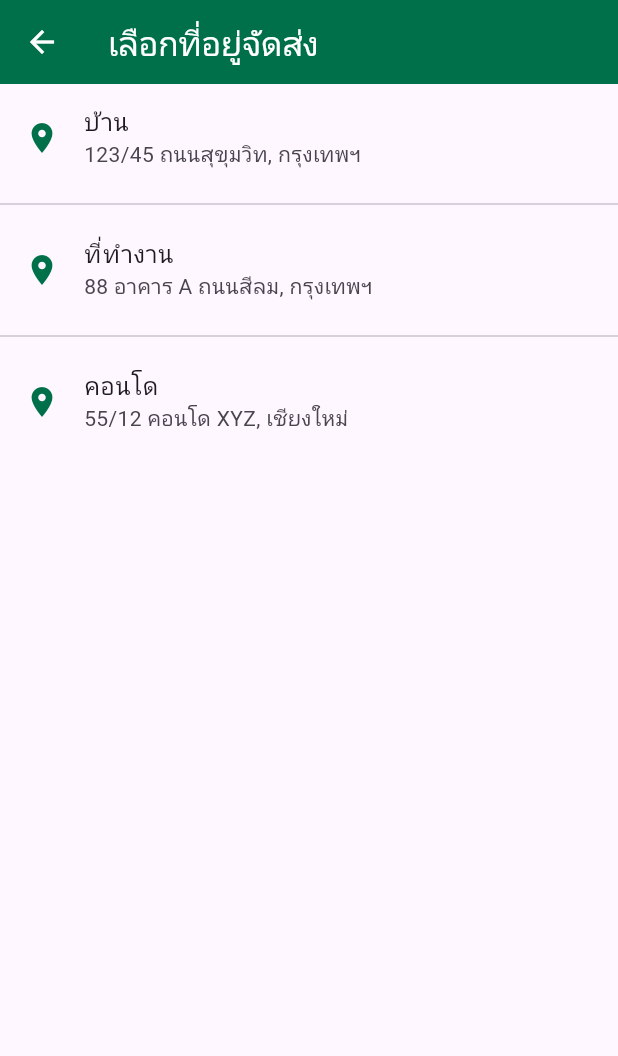
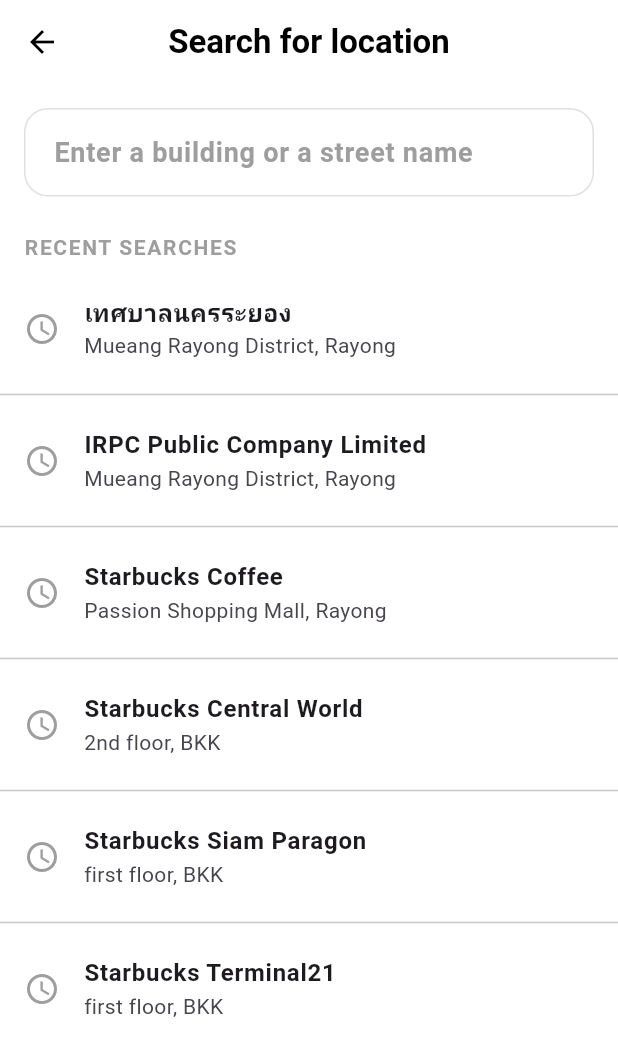
Before and after one commit to Bellalahlalah/starbucks_app, a Flutter app: the OrderAddressScreen screen opened by its route, on a phone screen of 412 x 824 dp. Shown: the top 1056 px of the screen. Run offline on Flutter 3.47's test engine with Material 3 defaults, Android fonts, the light colour scheme and no system bars; our stand-ins replace get, google_maps_flutter; missing offline and left inert: mobile_scanner; accounts and stored records are empty.

Commit message:
add adress map

```diff
--- a/lib/data/mock_address_service.dart
+++ b/lib/data/mock_address_service.dart
@@ -1,16 +1,54 @@
 class Address {
   final String name;
   final String detail;
+  final double lat;
+  final double lng;
 
-  Address({required this.name, required this.detail});
+  Address(
+      {required this.name,
+      required this.detail,
+      required this.lat,
+      required this.lng});
 }
 
 class MockAddressService {
-  static List<Address> getAddresses() {
-    return [
-      Address(name: 'บ้าน', detail: '123/45 ถนนสุขุมวิท, กรุงเทพฯ'),
-      Address(name: 'ที่ทำงาน', detail: '88 อาคาร A ถนนสีลม, กรุงเทพฯ'),
-      Address(name: 'คอนโด', detail: '55/12 คอนโด XYZ, เชียงใหม่'),
-    ];
-  }
+  static List<Address> getAddresses() => [
+        Address(
+          name: 'เทศบาลนครระยอง',
+          detail: 'Mueang Rayong District, Rayong',
+          lat: 12.6814,
+          lng: 101.2777,
+        ),
+        Address(
+          name: 'IRPC Public Company Limited',
+          detail: 'Mueang Rayong District, Rayong',
+          lat: 12.6625018,
+          lng: 101.3082660,
+        ),
+        Address(
+          name: 'Starbucks Coffee',
+          detail: 'Passion Shopping Mall, Rayong',
+          lat: 12.6832267,
+          lng: 101.2486582,
+        ),
+        Address(
+          name: 'Starbucks Central World',
+          detail: '2nd floor, BKK',
+          lat: 13.7447428,
+          lng: 100.5401896,
+        ),
+        Address(
+          name: 'Starbucks Siam Paragon',
+          detail: 'first floor, BKK',
+          lat: 13.7456498,
+          lng: 100.5345392,
+        ),
+        Address(
+          name: 'Starbucks Terminal21',
+          detail: 'first floor, BKK',
+          lat: 13.7374590,
+          lng: 100.5601704,
+        ),
+        // เพิ่ม mock address อื่นๆ ได้
+      ];
 }
--- a/lib/pages/order_address_screen.dart
+++ b/lib/pages/order_address_screen.dart
@@ -1,5 +1,6 @@
 import 'package:flutter/material.dart';
 import 'package:starbucks_app/data/mock_address_service.dart';
+import 'package:starbucks_app/pages/widgets/order_map_screen.dart';
 
 class OrderAddressScreen extends StatelessWidget {
   const OrderAddressScreen({super.key});
@@ -10,36 +11,94 @@
 
     return Scaffold(
       appBar: AppBar(
-        //icon back button
+        backgroundColor: Colors.white,
+        elevation: 0,
         leading: IconButton(
-          icon: const Icon(Icons.arrow_back, color: Colors.white),
-          onPressed: () {
-            Navigator.of(context).pop();
-          },
+          icon: const Icon(Icons.arrow_back, color: Colors.black),
+          onPressed: () => Navigator.of(context).pop(),
         ),
         title: const Text(
-          'เลือกที่อยู่จัดส่ง',
-          style: TextStyle(color: Colors.white),
+          'Search for location',
+          style: TextStyle(color: Colors.black, fontWeight: FontWeight.bold),
         ),
-        backgroundColor: const Color(0xFF00704A),
+        centerTitle: true,
       ),
-      body: ListView.separated(
+      backgroundColor: Colors.white,
+      body: Column(
+        crossAxisAlignment: CrossAxisAlignment.start,
+        children: [
+          // Search box
+          Padding(
+            padding: const EdgeInsets.fromLTRB(16, 16, 16, 0),
+            child: TextField(
+              enabled: false,
+              decoration: InputDecoration(
+                hintText: 'Enter a building or a street name',
+                hintStyle: const TextStyle(
+                  color: Colors.grey,
+                  fontWeight: FontWeight.bold,
+                  fontSize: 18,
+                ),
+                filled: true,
+                fillColor: Colors.white,
+                contentPadding:
+                    const EdgeInsets.symmetric(vertical: 16, horizontal: 16),
+                border: OutlineInputBorder(
+                  borderRadius: BorderRadius.circular(16),
+                  borderSide: const BorderSide(color: Color(0xFFE0E0E0)),
+                ),
+                enabledBorder: OutlineInputBorder(
+                  borderRadius: BorderRadius.circular(16),
+                  borderSide: const BorderSide(color: Color(0xFFE0E0E0)),
+                ),
+                disabledBorder: OutlineInputBorder(
+                  borderRadius: BorderRadius.circular(16),
+                  borderSide: const BorderSide(color: Color(0xFFE0E0E0)),
+                ),
+              ),
+            ),
+          ),
+          const SizedBox(height: 24),
+          const Padding(
+            padding: EdgeInsets.symmetric(horizontal: 16),
+            child: Text(
+              'RECENT SEARCHES',
+              style: TextStyle(
+                color: Colors.grey,
+                fontWeight: FontWeight.bold,
+                letterSpacing: 1.1,
+              ),
+            ),
+          ),
+          const SizedBox(height: 8),
+          Expanded(
+            child: ListView.separated(
               itemCount: addresses.length,
               separatorBuilder: (_, __) => const Divider(),
               itemBuilder: (context, index) {
                 final address = addresses[index];
                 return ListTile(
-            leading: const Icon(Icons.location_on, color: Color(0xFF00704A)),
-            title: Text(address.name),
+                  leading: const Icon(Icons.access_time, color: Colors.grey),
+                  title: Text(
+                    address.name,
+                    style: const TextStyle(fontWeight: FontWeight.bold),
+                  ),
                   subtitle: Text(address.detail),
                   onTap: () {
-              ScaffoldMessenger.of(context).showSnackBar(
-                SnackBar(content: Text('เลือกที่อยู่: ${address.name}')),
+                    // ไปหน้าแผนที่ พร้อมส่ง address ไป
+                    Navigator.push(
+                      context,
+                      MaterialPageRoute(
+                        builder: (context) => OrderMapScreen(address: address),
+                      ),
                     );
                   },
                 );
               },
             ),
+          ),
+        ],
+      ),
     );
   }
 }
```
Also changed, not shown: lib/pages/widgets/order_map_screen.dart (added, +128 -0 lines). Lines whose indentation alone changed are shown as unchanged.
